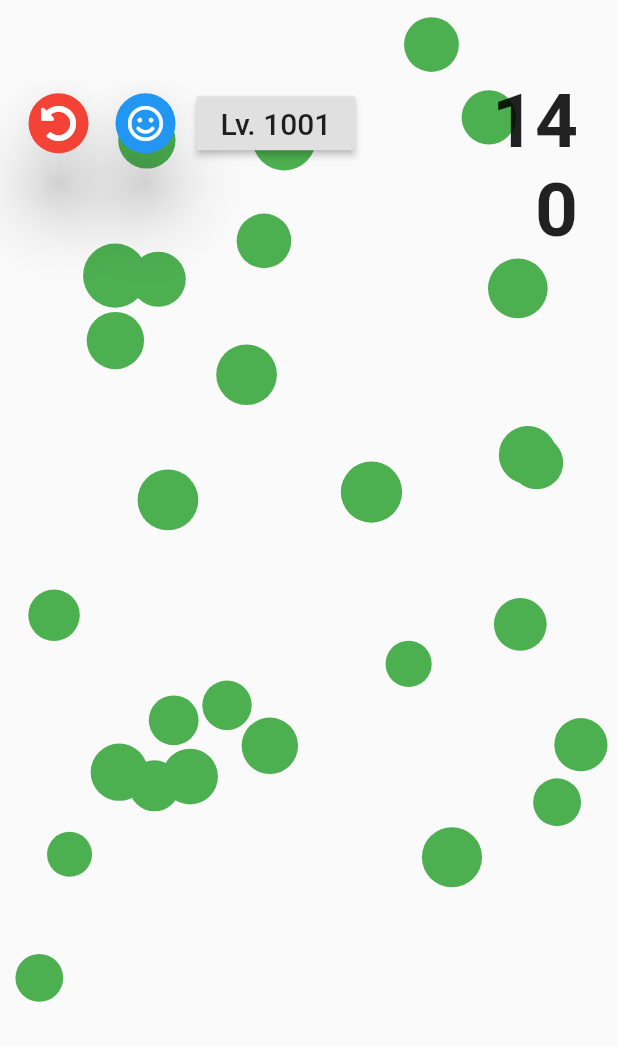
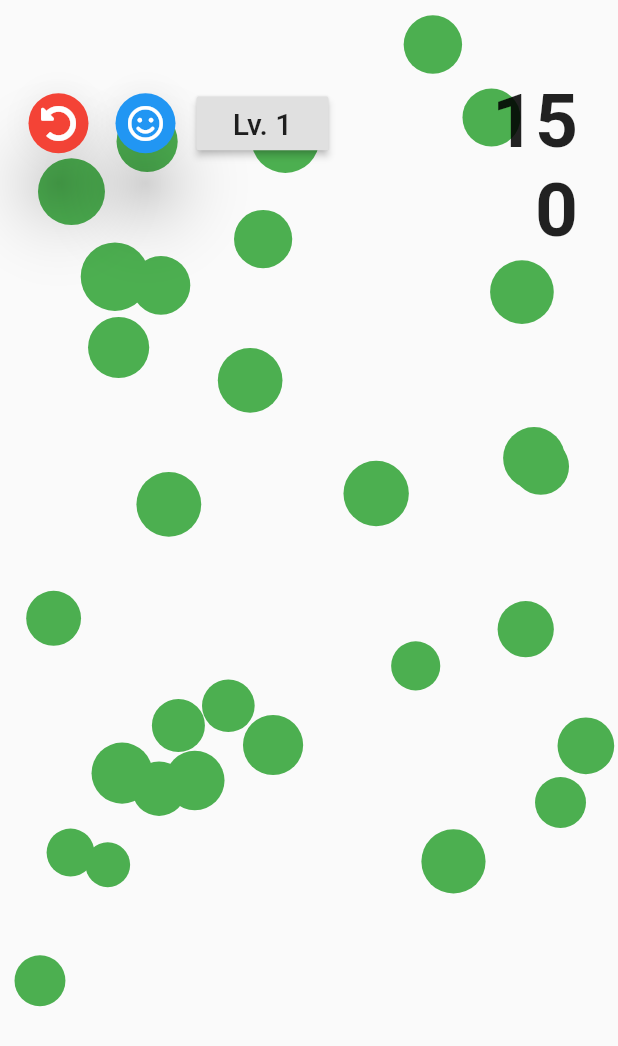
Before and after one commit to theguymeyer/reaction, a Flutter app: the screen it shows after launch, on a phone screen of 412 x 824 dp. Shown: the top 1046 px of the screen. Run offline on Flutter 3.47's test engine with Material 2 defaults, Android fonts, the phone set to English and light mode, and no system bars; our stand-ins replace font_awesome_flutter.

```diff
--- a/lib/fieldManagerWidget.dart
+++ b/lib/fieldManagerWidget.dart
@@ -70,7 +70,7 @@ class _FieldManagerWidgetState extends State<FieldManagerWidget> {
       builder: (context, statusNotifier, _) {
 
         if (statusNotifier.getStatus != Status.ready) {
-          (statusNotifier.getStatus == Status.finished) ? freezeField() : null;
+          (statusNotifier.getStatus == Status.finished || statusNotifier.getStatus == Status.winner) ? freezeField() : null;
 
           return Container(
             width: MediaQuery.of(context).size.width,
@@ -187,6 +187,10 @@ class _FieldManagerWidgetState extends State<FieldManagerWidget> {
       widget.gameInfo.addPoints(myPoint.value);
     }
 
+    if (widget.gameInfo.reachedTarget()) {
+      Provider.of<StatusNotifier>(context, listen: false).setStatus(Status.winner);
+    }
+
     return myPoint;
   }
 
--- a/lib/gameInfo.dart
+++ b/lib/gameInfo.dart
@@ -1,19 +1,23 @@
 // import 'dart:html';
 
 import 'package:chain_reaction/levels.dart';
+import 'package:chain_reaction/notifiers.dart';
+import 'package:provider/provider.dart';
 // import 'package:flutter/material.dart';
 
 /// contains: {current score, level batch size, ...}
 class GameInfo {
+
+  /// Level numbering starts from 1 (...humans)
   final Levels _allLevels = new Levels();
   int _currentLevel;
 
-  /// Level numbering starts from 1 (...humans)
+  // TotalScore _totalScore;
+
 
   double _timeBonusPerCatch = 0.3;
   int _batchSize;
   static double _score = 0;
-  double _totalScore = 0;
 
   GameInfo(this._currentLevel) {
     _currentLevel = this._currentLevel;
@@ -24,7 +28,7 @@ class GameInfo {
   double get timeBonusPerCatch => _timeBonusPerCatch;
   int get batchSize => _batchSize;
   double get score => _score;
-  double get totalScore => _totalScore;
+  // double get totalScore => _totalScore.score;
   int get numberOfLevels => _allLevels.numberOfLevels;
   double get targetScoreForCurrentLevel =>
       _allLevels.levelById(_currentLevel).targetScore;
@@ -37,6 +41,10 @@ class GameInfo {
 
   void addPoints(double points) {
     _score += points;
-    _totalScore += points;
+    // Provider.of<TotalScore>(context) _totalScore.addTotalPoints(points);
+  }
+
+  bool reachedTarget() {
+    return (_score >= targetScoreForCurrentLevel) ? true : false;
   }
 }
--- a/lib/levels.dart
+++ b/lib/levels.dart
@@ -8,8 +8,8 @@ class Levels {
 
   // Level(this._id, this._batchSize, this._sizeRange, this._speedRange, this._initialTime, this._timeBonusDecimal, this._targetScore)
   List<Level> _levels = [
-    // Level(1, 30, Offset(10, 15), Offset(0.5, 2.5), 3000, 0.3, 10),
-    // Level(2, 30, Offset(3, 10), Offset(3.5, 5.5), 1000, 0.2, 10),
+    // Level(1, 10, Offset(2, 15), Offset(0.2, 7.5), 2000, 0.3, 10),
+    Level(2, 30, Offset(3, 10), Offset(3.5, 5.5), 1000, 0.2, 10),
     // Level(2, 20, 0.3),
     // Level(3, 20, 0.5),
     // Level(4, 20, 0.7),
@@ -18,7 +18,7 @@ class Levels {
   ];
 
   Levels() {
-    _numberOfLevels = 10;
+    _numberOfLevels = 100;
 
     // BatchSize range = [40 -> 10]
     var initBatch = 30;
@@ -37,7 +37,7 @@ class Levels {
     var finalSpeedMax = 0.9;
 
     // Initial Time ranges = [3000 -> 500] msec
-    var initStartTime = 3000;
+    var initStartTime = 2000;
     var finalStartTime = 1000;
 
     for (int id = 1; id <= _numberOfLevels; id ++) {
@@ -67,6 +67,8 @@ class Levels {
 
     return Level(null, 3, Offset(3, 20), Offset(0.5, 2.5), 3000, 0.5, 3);  // Level Not found
   }
+
+
 
 }
 
--- a/lib/main.dart
+++ b/lib/main.dart
@@ -38,6 +38,7 @@ class MyApp extends StatelessWidget {
             // ChangeNotifierProvider(create: (context) => UpdatedCaughtPointNotifier()),
             ChangeNotifierProvider(create: (context) => CaughtPointNotifier()),
             ChangeNotifierProvider(create: (context) => StatusNotifier()),
+            ChangeNotifierProvider(create: (context) => TotalScore()),
           ],
           child: GamePage(),
         ));
@@ -113,6 +114,10 @@ class _GamePageState extends State<GamePage> {
                 restartLevel: () {
                   restartLevel();
                 },
+                nextLevel: () {
+                  Provider.of<TotalScore>(context, listen: false).addTotalPoints(gameInfo.score);
+                  nextLevel();
+                },
               )),
         ),
         Container(
@@ -132,12 +137,12 @@ class _GamePageState extends State<GamePage> {
   void restartLevel() {
     setState(() {
       gameInfo = GameInfo(currentLevel);
+      gameInfo.resetScore();
 
       myField = FieldManagerWidget(UniqueKey(), gameInfo);
       // myGameTimer = GameTimer(UniqueKey(), gameInfo.timeBonusPerCatch);
       Provider.of<CaughtPointNotifier>(context, listen: false).reset();
-      Provider.of<StatusNotifier>(context, listen: false)
-          .setStatus(Status.ready);
+      Provider.of<StatusNotifier>(context, listen: false).setStatus(Status.ready);
     });
   }
 
--- a/lib/menu_widgets.dart
+++ b/lib/menu_widgets.dart
@@ -1,14 +1,17 @@
 import 'package:chain_reaction/gameInfo.dart';
+import 'package:chain_reaction/notifiers.dart';
 import 'package:flutter/material.dart';
 import 'package:font_awesome_flutter/font_awesome_flutter.dart';
+import 'package:provider/provider.dart';
 
 class MenuWidgets extends StatelessWidget {
   final int currentLevel;
   final GameCallback restartLevel;
+  final GameCallback nextLevel;
   final double _horizPadding = 5;
   final double _elevation = 20;
 
-  const MenuWidgets({this.currentLevel, this.restartLevel});
+  const MenuWidgets({this.currentLevel, this.restartLevel, this.nextLevel});
 
   @override
   Widget build(BuildContext context) {
@@ -40,19 +43,24 @@ class MenuWidgets extends StatelessWidget {
             // new level button
             padding:
                 EdgeInsets.symmetric(vertical: 0, horizontal: _horizPadding),
-            // child: Container(
-            // alignment: Alignment(0, -0.85),
-            // child: FloatingActionButton(
-            //     mini: true,
-            //     backgroundColor: Colors.yellow,
-            //     elevation: _elevation,
-            //     child: Icon(Text("${currentLevel}")),
-            //     onPressed: () => {}))),
-            child: RaisedButton(
-              onPressed: () {},
-              child:
-                  Text("Lv. ${(currentLevel+1000).toString()}", style: TextStyle(fontSize: 20)),
-            ))
+            child: Consumer<StatusNotifier>(
+                builder: (context, myStatusNotifer, _) {
+              return (myStatusNotifer.getStatus == Status.winner)
+                  ? RaisedButton(
+                      elevation: _elevation,
+                      color: Colors.yellow,
+                      child: Text("Lv. ${(currentLevel + 1).toString()}",
+                          style: TextStyle(fontSize: 20)),
+                      onPressed: () {
+                        nextLevel();
+                      },
+                    )
+                  : RaisedButton(
+                      child: Text("Lv. ${(currentLevel).toString()}",
+                          style: TextStyle(fontSize: 20)),
+                      onPressed: () {},
+                    );
+            }))
       ],
     );
   }
--- a/lib/notifiers.dart
+++ b/lib/notifiers.dart
@@ -4,7 +4,8 @@ import 'package:flutter/material.dart';
 enum Status {
   ready,    /// ready for user input
   userTap,  /// user has tapped
-  finished  /// timer ran out
+  finished,  /// timer ran out
+  winner
 }
 
 /// tracks the status of the application
@@ -35,3 +36,13 @@ class CaughtPointNotifier extends ChangeNotifier {
     _caughtPoints = 0;
   }
 }
+
+class TotalScore extends ChangeNotifier {
+  double _totalScore = 0;
+
+  double get score => _totalScore;
+
+  void addTotalPoints(double points) {
+    _totalScore += points;
+  }
+}
--- a/lib/score_widgets.dart
+++ b/lib/score_widgets.dart
@@ -39,10 +39,10 @@ class _ScoreWidgetsState extends State<ScoreWidgets> {
             })),
             Container(
                 // alignment: Alignment(1.0, -1.0),
-                child: Consumer<CaughtPointNotifier>(
-                    builder: (context, thisNotifier, _) {
+                child: Consumer<TotalScore>(
+                    builder: (context, totalScore, _) {
               return Text(
-                "${widget._gameInfo.totalScore.round()}",
+                "${totalScore.score.round()}",
                 style: TextStyle(
                   fontSize: 50.0,
                   fontWeight: FontWeight.w600,
```
